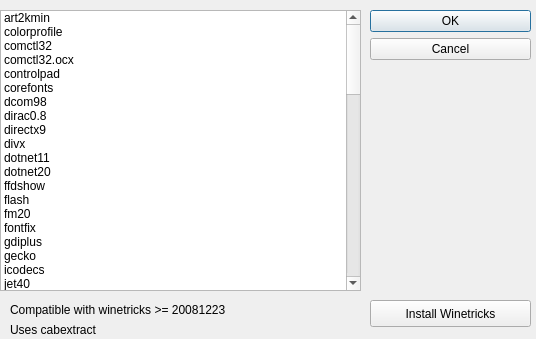
First picture: the form in src/temporary/winetricks.ui, repository brezerk/q4wine, before the edit.
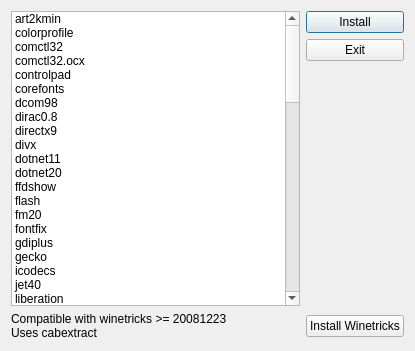
Second picture: the form after the edit.

The edit to the form file:
```diff
--- a/src/temporary/winetricks.ui
+++ b/src/temporary/winetricks.ui
@@ -5,38 +5,16 @@
    <rect>
     <x>0</x>
     <y>0</y>
-    <width>536</width>
-    <height>339</height>
+    <width>415</width>
+    <height>351</height>
    </rect>
   </property>
   <property name="windowTitle" >
    <string>Dialog</string>
   </property>
-  <widget class="QDialogButtonBox" name="buttonBox" >
-   <property name="geometry" >
-    <rect>
-     <x>370</x>
-     <y>10</y>
-     <width>161</width>
-     <height>61</height>
-    </rect>
-   </property>
-   <property name="orientation" >
-    <enum>Qt::Vertical</enum>
-   </property>
-   <property name="standardButtons" >
-    <set>QDialogButtonBox::Cancel|QDialogButtonBox::Ok</set>
-   </property>
-  </widget>
+  <layout class="QGridLayout" name="gridLayout" >
+   <item rowspan="3" row="0" column="0" >
   <widget class="QListWidget" name="lstMain" >
-   <property name="geometry" >
-    <rect>
-     <x>0</x>
-     <y>10</y>
-     <width>361</width>
-     <height>281</height>
-    </rect>
-   </property>
    <item>
     <property name="text" >
      <string>art2kmin </string>
@@ -383,45 +361,50 @@
     </property>
    </item>
   </widget>
+   </item>
+   <item row="0" column="1" >
+    <widget class="QPushButton" name="cmdInstall" >
+     <property name="text" >
+      <string>Install</string>
+     </property>
+    </widget>
+   </item>
+   <item row="1" column="1" >
+    <widget class="QPushButton" name="cmdExit" >
+     <property name="text" >
+      <string>Exit</string>
+     </property>
+    </widget>
+   </item>
+   <item row="2" column="1" >
+    <spacer name="verticalSpacer" >
+     <property name="orientation" >
+      <enum>Qt::Vertical</enum>
+     </property>
+     <property name="sizeHint" stdset="0" >
+      <size>
+       <width>20</width>
+       <height>242</height>
+      </size>
+     </property>
+    </spacer>
+   </item>
+   <item row="3" column="0" >
   <widget class="QLabel" name="label" >
-   <property name="geometry" >
-    <rect>
-     <x>10</x>
-     <y>300</y>
-     <width>351</width>
-     <height>20</height>
-    </rect>
-   </property>
    <property name="text" >
-    <string>Compatible with winetricks >= 20081223</string>
-   </property>
-  </widget>
-  <widget class="QPushButton" name="btnInstWinetricks" >
-   <property name="geometry" >
-    <rect>
-     <x>370</x>
-     <y>300</y>
-     <width>161</width>
-     <height>27</height>
-    </rect>
-   </property>
+      <string>Compatible with winetricks >= 20081223
+Uses cabextract</string>
+     </property>
+    </widget>
+   </item>
+   <item row="3" column="1" >
+    <widget class="QPushButton" name="cmdInstWinetricks" >
    <property name="text" >
     <string>Install Winetricks</string>
    </property>
   </widget>
-  <widget class="QLabel" name="label_2" >
-   <property name="geometry" >
-    <rect>
-     <x>10</x>
-     <y>320</y>
-     <width>351</width>
-     <height>20</height>
-    </rect>
-   </property>
-   <property name="text" >
-    <string>Uses cabextract</string>
-   </property>
-  </widget>
+   </item>
+  </layout>
  </widget>
  <resources/>
  <connections>
```
Left out of the diff: 35 changed lines with no effect on the pictures. Lines whose indentation alone changed are shown as unchanged.
